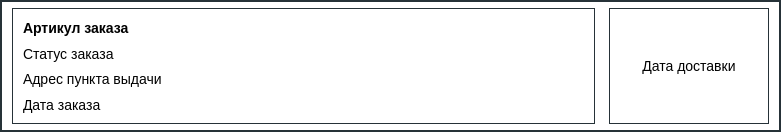
This is ui/ItemOrderWidget.ui in Leevandr/demo_final as Qt 5 draws it before an edit. The edited form follows.
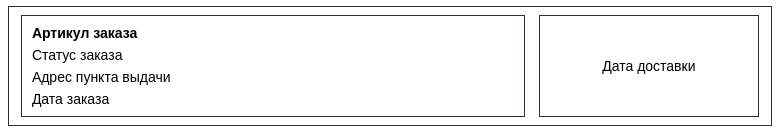
This is the edited form.

```diff
--- a/ui/ItemOrderWidget.ui
+++ b/ui/ItemOrderWidget.ui
@@ -6,14 +6,14 @@
    <rect>
     <x>0</x>
     <y>0</y>
-    <width>781</width>
+    <width>780</width>
     <height>132</height>
    </rect>
   </property>
   <property name="minimumSize">
    <size>
     <width>0</width>
-    <height>96</height>
+    <height>116</height>
    </size>
   </property>
   <property name="windowTitle">
@@ -21,15 +21,15 @@
   </property>
   <property name="styleSheet">
    <string notr="true">QWidget#ItemOrderWidget {
+    background-color: transparent;
+}
+
+QFrame#frame_card {
     background-color: #ffffff;
-    border: 2px solid #263238;
+    border: 1px solid #263238;
     border-radius: 0px;
 }
 
-QWidget#ItemOrderWidget[selected=&quot;true&quot;] {
-    border: 4px solid #1f6feb;
-}
-
 QFrame#frame_info,
 QFrame#frame_delivery {
     background-color: transparent;
@@ -47,7 +47,28 @@
     font-weight: bold;
 }</string>
   </property>
-  <layout class="QHBoxLayout" name="horizontalLayout">
+  <layout class="QVBoxLayout" name="verticalLayout_root">
+   <property name="leftMargin">
+    <number>8</number>
+   </property>
+   <property name="topMargin">
+    <number>6</number>
+   </property>
+   <property name="rightMargin">
+    <number>8</number>
+   </property>
+   <property name="bottomMargin">
+    <number>6</number>
+   </property>
+   <item>
+    <widget class="QFrame" name="frame_card">
+     <property name="frameShape">
+      <enum>QFrame::Shape::StyledPanel</enum>
+     </property>
+     <property name="frameShadow">
+      <enum>QFrame::Shadow::Plain</enum>
+     </property>
+     <layout class="QHBoxLayout" name="horizontalLayout_card">
    <property name="leftMargin">
     <number>12</number>
    </property>
@@ -125,13 +146,13 @@
     <widget class="QFrame" name="frame_delivery">
      <property name="minimumSize">
       <size>
-       <width>130</width>
+          <width>190</width>
        <height>0</height>
       </size>
      </property>
      <property name="maximumSize">
       <size>
-       <width>160</width>
+          <width>220</width>
        <height>16777215</height>
       </size>
      </property>
@@ -154,7 +175,7 @@
       <property name="bottomMargin">
        <number>8</number>
       </property>
-      <item>
+         <item alignment="Qt::AlignmentFlag::AlignCenter">
        <widget class="QLabel" name="label_delivery_date">
         <property name="text">
          <string>Дата доставки</string>
@@ -165,6 +186,9 @@
         <property name="wordWrap">
          <bool>true</bool>
         </property>
+          </widget>
+         </item>
+        </layout>
        </widget>
       </item>
      </layout>
```
Lines whose indentation alone changed are shown as unchanged.
